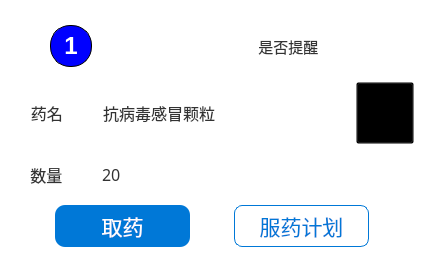
Old version of the form fetch_card.ui in the repository tongvvv/medicineBox.
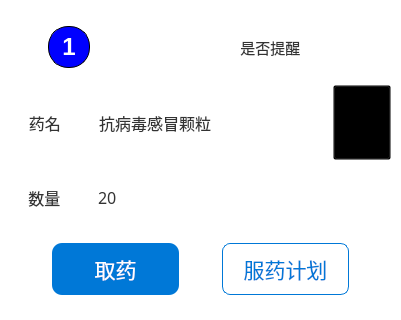
New version of the form. Icons and pictures are not drawn. Custom widgets are drawn as their Qt base class.

```diff
--- a/fetch_card.ui
+++ b/fetch_card.ui
@@ -6,8 +6,8 @@
    <rect>
     <x>0</x>
     <y>0</y>
-    <width>424</width>
-    <height>277</height>
+    <width>401</width>
+    <height>320</height>
    </rect>
   </property>
   <property name="sizePolicy">
@@ -18,8 +18,8 @@
   </property>
   <property name="minimumSize">
    <size>
-    <width>300</width>
-    <height>246</height>
+    <width>350</width>
+    <height>320</height>
    </size>
   </property>
   <property name="windowTitle">
@@ -30,7 +30,7 @@
   </property>
   <property name="styleSheet">
    <string notr="true">#fetch_card{
-	
+	border-radius: 8px;
 	background-color: rgb(255, 255, 255);
 }</string>
   </property>
@@ -338,13 +338,13 @@
        <number>0</number>
       </property>
       <property name="topMargin">
-       <number>0</number>
+       <number>8</number>
       </property>
       <property name="rightMargin">
        <number>0</number>
       </property>
       <property name="bottomMargin">
-       <number>20</number>
+       <number>15</number>
       </property>
       <item>
        <spacer name="horizontalSpacer_2">
```
